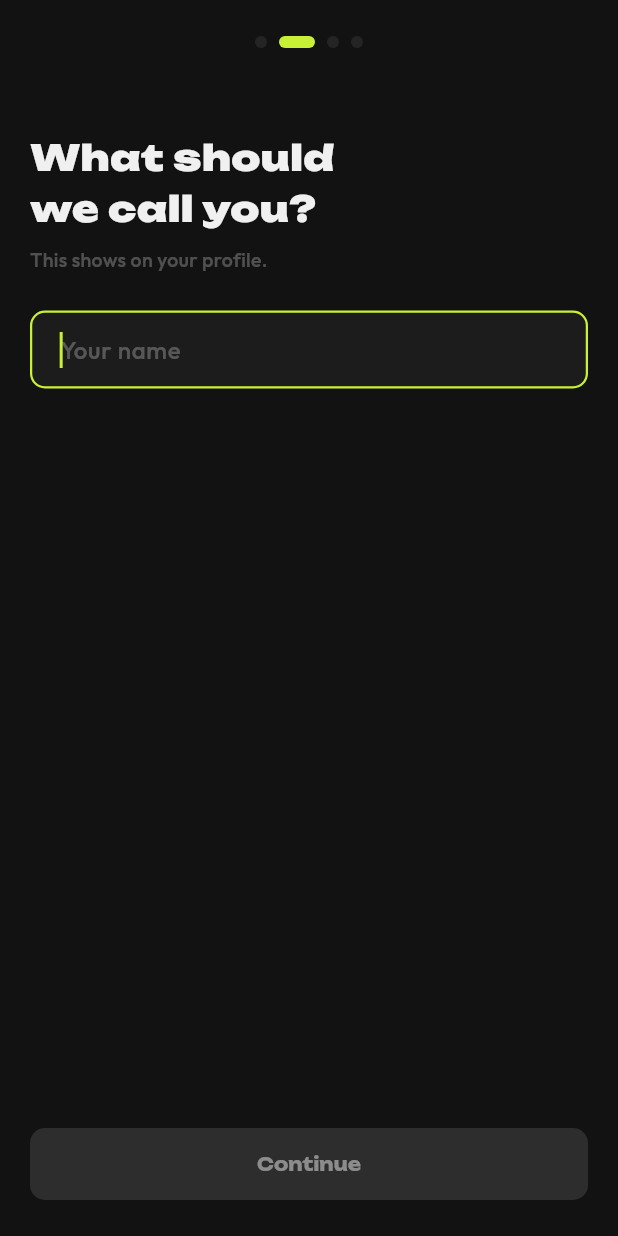
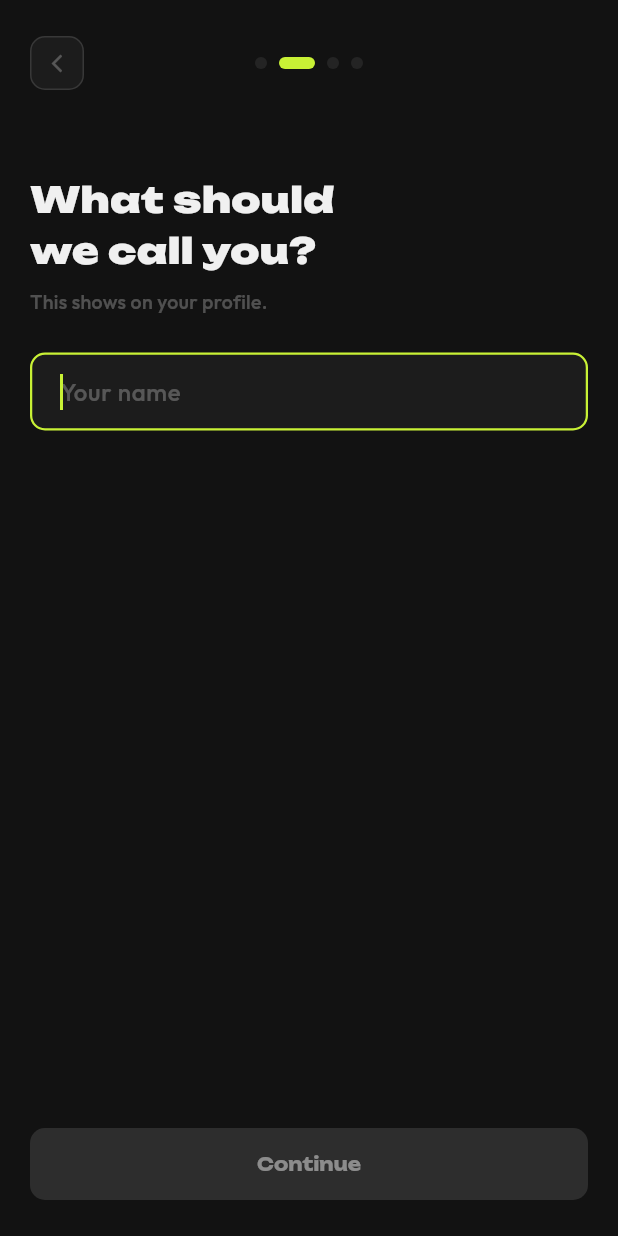
Before and after one commit to PatrickJohn243/altrr, a Flutter app: the screen it shows after launch, after a tap on "Continue", on a phone screen of 412 x 824 dp. Run offline on Flutter 3.47's test engine with Material 3 defaults, Android fonts, the phone set to English and light mode, and no system bars; our stand-ins replace device_preview, fl_chart, flutter_image_compress, flutter_local_notifications, flutter_timezone, go_router and 5 more; accounts and stored records are empty; generated files the repository leaves out were written again.

Commit message:
feat: update onboarding screen

```diff
--- a/lib/features/onboarding/pages/onboarding_screen.dart
+++ b/lib/features/onboarding/pages/onboarding_screen.dart
@@ -21,6 +21,7 @@ class _OnboardingScreenState extends State<OnboardingScreen> {
 
   // Step 2 — Name
   final _nameController = TextEditingController();
+  final _nameFocusNode = FocusNode();
 
   String? _photoPath;
   final _selectedCategories = <String>{};
@@ -29,12 +30,24 @@ class _OnboardingScreenState extends State<OnboardingScreen> {
   void dispose() {
     _pageController.dispose();
     _nameController.dispose();
+    _nameFocusNode.dispose();
     super.dispose();
   }
 
   void _next() {
     if (_currentPage < 3) {
+      FocusScope.of(context).unfocus();
       _pageController.nextPage(
+        duration: const Duration(milliseconds: 300),
+        curve: Curves.easeInOut,
+      );
+    }
+  }
+
+  void _back() {
+    if (_currentPage > 0) {
+      FocusScope.of(context).unfocus();
+      _pageController.previousPage(
         duration: const Duration(milliseconds: 300),
         curve: Curves.easeInOut,
       );
@@ -79,16 +92,45 @@ class _OnboardingScreenState extends State<OnboardingScreen> {
   Widget build(BuildContext context) {
     return Scaffold(
       backgroundColor: AppColors.bgPrimary,
+      resizeToAvoidBottomInset: false,
       body: SafeArea(
         child: Column(
           children: [
-            // Progress dots
+            // Progress dots + back button
             Padding(
               padding: const EdgeInsets.only(top: 24, bottom: 8),
-              child: Row(
-                mainAxisAlignment: MainAxisAlignment.center,
-                children:
-                    List.generate(4, (i) => _Dot(active: i == _currentPage)),
+              child: Stack(
+                alignment: Alignment.center,
+                children: [
+                  if (_currentPage > 0)
+                    Align(
+                      alignment: Alignment.centerLeft,
+                      child: Padding(
+                        padding: const EdgeInsets.only(left: AppSpacing.screenPadding),
+                        child: GestureDetector(
+                          onTap: _back,
+                          child: Container(
+                            width: 36,
+                            height: 36,
+                            decoration: BoxDecoration(
+                              color: AppColors.bgSurface,
+                              borderRadius: BorderRadius.circular(AppRadius.button),
+                              border: Border.all(color: AppColors.borderMid),
+                            ),
+                            child: const Icon(
+                              Icons.arrow_back_ios_new,
+                              size: 14,
+                              color: AppColors.textMuted,
+                            ),
+                          ),
+                        ),
+                      ),
+                    ),
+                  Row(
+                    mainAxisAlignment: MainAxisAlignment.center,
+                    children: List.generate(4, (i) => _Dot(active: i == _currentPage)),
+                  ),
+                ],
               ),
             ),
 
@@ -97,10 +139,17 @@ class _OnboardingScreenState extends State<OnboardingScreen> {
               child: PageView(
                 controller: _pageController,
                 physics: const NeverScrollableScrollPhysics(),
-                onPageChanged: (i) => setState(() => _currentPage = i),
+                onPageChanged: (i) {
+                  setState(() => _currentPage = i);
+                  if (i == 1) {
+                    Future.delayed(const Duration(milliseconds: 350), () {
+                      if (mounted) _nameFocusNode.requestFocus();
+                    });
+                  }
+                },
                 children: [
                   _WelcomePage(onNext: _next),
-                  _NamePage(controller: _nameController),
+                  _NamePage(controller: _nameController, focusNode: _nameFocusNode),
                   _PhotoPage(
                       photoPath: _photoPath, onPick: _pickPhoto, onNext: _next),
                   _CategoriesPage(
@@ -272,7 +321,8 @@ class _FeatureRow extends StatelessWidget {
 
 class _NamePage extends StatelessWidget {
   final TextEditingController controller;
-  const _NamePage({required this.controller});
+  final FocusNode focusNode;
+  const _NamePage({required this.controller, required this.focusNode});
 
   @override
   Widget build(BuildContext context) {
@@ -290,7 +340,7 @@ class _NamePage extends StatelessWidget {
           const SizedBox(height: AppSpacing.xxl),
           TextField(
             controller: controller,
-            autofocus: true,
+            focusNode: focusNode,
             style: AppTypography.outfitSemiBold(16, AppColors.textPrimary),
             cursorColor: AppColors.accent,
             decoration: InputDecoration(
```
